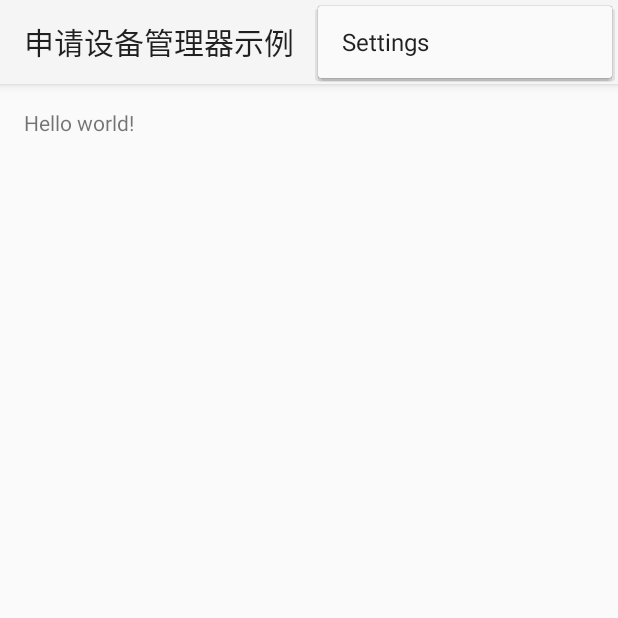
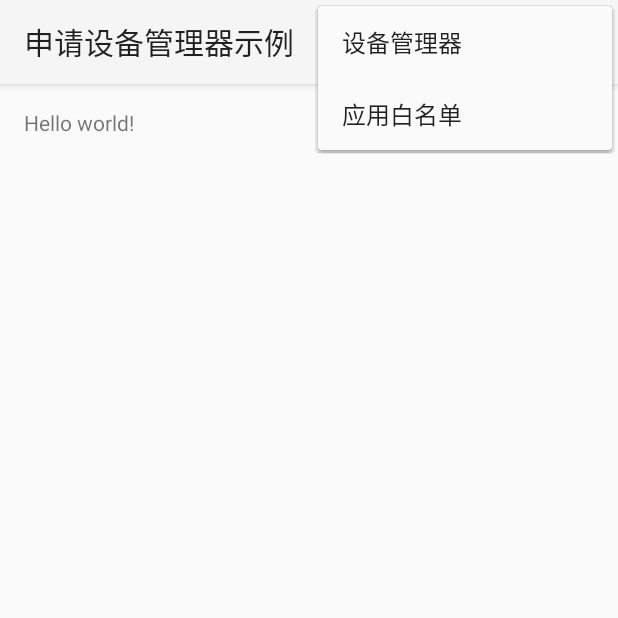
Before and after one commit to luhaikong/DevicePolicyManagerDemo-master, an Android app: the screen it shows after launch (MainActivity), with the options menu open, on a phone screen of 412 x 824 dp, the top half of it. Run offline under Robolectric (Android 15) with nearby library versions, the phone set to English and light mode, and no system bars.

Commit message:
增加 申请 加入到 应用白名单的 简单方法

```diff
--- a/app/src/main/AndroidManifest.xml
+++ b/app/src/main/AndroidManifest.xml
@@ -1,6 +1,9 @@
 <?xml version="1.0" encoding="utf-8"?>
 <manifest xmlns:android="http://schemas.android.com/apk/res/android"
           package="com.wangchunlei.devicepolicymanagerdemo">
+
+    <!--添加应用到系统白名单中 的权限-->
+    <uses-permission android:name="android.permission.REQUEST_IGNORE_BATTERY_OPTIMIZATIONS" />
 
     <application
         android:allowBackup="true"
--- a/app/src/main/res/menu/menu_main.xml
+++ b/app/src/main/res/menu/menu_main.xml
@@ -1,8 +1,12 @@
 <menu xmlns:android="http://schemas.android.com/apk/res/android"
       xmlns:tools="http://schemas.android.com/tools"
       tools:context=".MainActivity">
-    <item android:id="@+id/action_settings"
-          android:title="@string/action_settings"
+    <item android:id="@+id/action_dpm"
+          android:title="@string/action_dpm"
           android:orderInCategory="100"
           android:showAsAction="never"/>
+    <item android:id="@+id/action_white"
+        android:title="@string/action_white"
+        android:orderInCategory="100"
+        android:showAsAction="never"/>
 </menu>
--- a/app/src/main/res/values/strings.xml
+++ b/app/src/main/res/values/strings.xml
@@ -2,5 +2,6 @@
     <string name="app_name">申请设备管理器示例</string>
 
     <string name="hello_world">Hello world!</string>
-    <string name="action_settings">Settings</string>
+    <string name="action_dpm">设备管理器</string>
+    <string name="action_white">应用白名单</string>
 </resources>
```
Also changed, not shown: app/src/main/java/com/wangchunlei/devicepolicymanagerdemo/MainActivity.java (+97 -7 lines).
